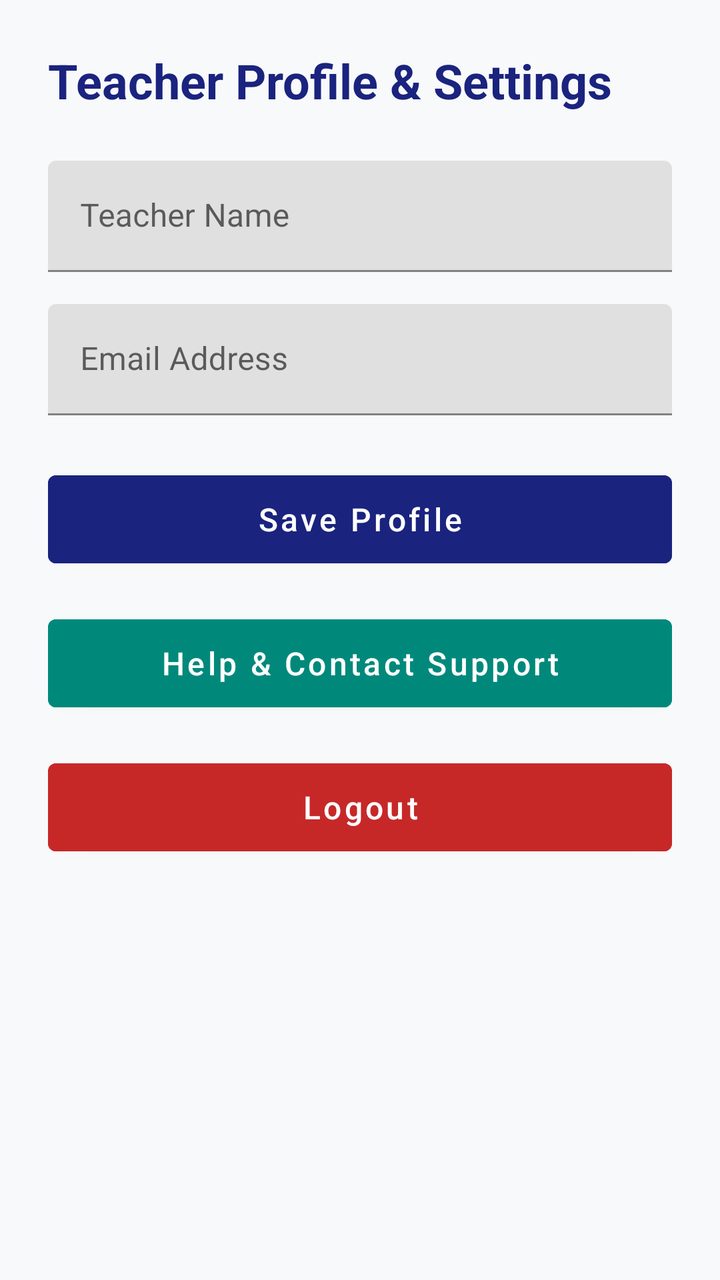
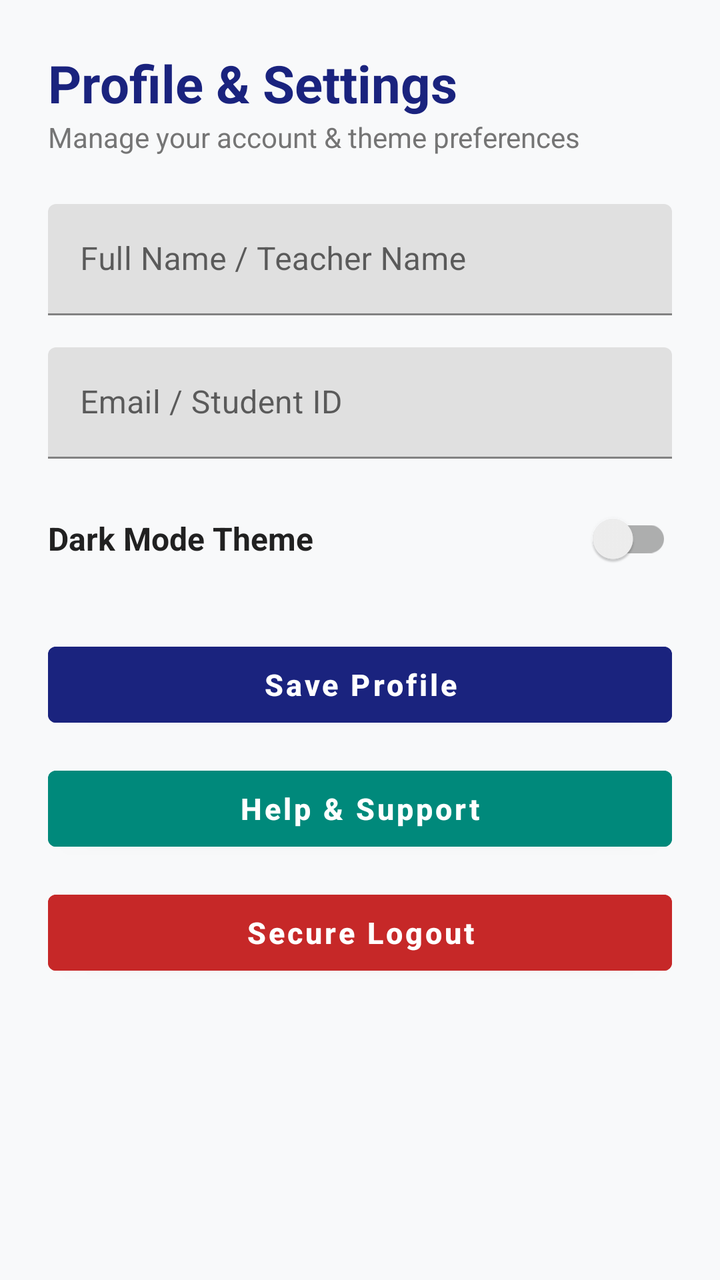

The first picture is an Android layout as it rendered before a commit; the second is the same layout after the commit. The layout source and the unified diff follow.
<!-- AndroidManifest.xml: activity theme Theme.Attendance_system -->
<!-- res/layout/activity_profile.xml -->
<?xml version="1.0" encoding="utf-8"?>
<ScrollView xmlns:android="http://schemas.android.com/apk/res/android"
    android:layout_width="match_parent"
    android:layout_height="match_parent"
    android:background="@color/background_light"
    android:fillViewport="true"
    android:padding="24dp">

    <LinearLayout
        android:layout_width="match_parent"
        android:layout_height="wrap_content"
        android:orientation="vertical">

        <TextView
            android:layout_width="wrap_content"
            android:layout_height="wrap_content"
            android:layout_marginBottom="24dp"
            android:text="Teacher Profile &amp; Settings"
            android:textColor="@color/primary_navy"
            android:textSize="24sp"
            android:textStyle="bold" />

        <com.google.android.material.textfield.TextInputLayout
            android:layout_width="match_parent"
            android:layout_height="wrap_content"
            android:layout_marginBottom="16dp">

            <com.google.android.material.textfield.TextInputEditText
                android:id="@+id/etTeacherName"
                android:layout_width="match_parent"
                android:layout_height="wrap_content"
                android:hint="Teacher Name"
                android:inputType="textPersonName" />

        </com.google.android.material.textfield.TextInputLayout>

        <com.google.android.material.textfield.TextInputLayout
            android:layout_width="match_parent"
            android:layout_height="wrap_content"
            android:layout_marginBottom="24dp">

            <com.google.android.material.textfield.TextInputEditText
                android:id="@+id/etTeacherEmail"
                android:layout_width="match_parent"
                android:layout_height="wrap_content"
                android:hint="Email Address"
                android:inputType="textEmailAddress" />

        </com.google.android.material.textfield.TextInputLayout>

        <Button
            android:id="@+id/btnSaveProfile"
            android:layout_width="match_parent"
            android:layout_height="56dp"
            android:layout_marginBottom="16dp"
            android:backgroundTint="@color/primary_navy"
            android:text="Save Profile"
            android:textAllCaps="false"
            android:textSize="16sp" />

        <Button
            android:id="@+id/btnHelp"
            android:layout_width="match_parent"
            android:layout_height="56dp"
            android:layout_marginBottom="16dp"
            android:backgroundTint="@color/accent_teal"
            android:text="Help &amp; Contact Support"
            android:textAllCaps="false"
            android:textSize="16sp" />

        <Button
            android:id="@+id/btnLogoutProfile"
            android:layout_width="match_parent"
            android:layout_height="56dp"
            android:backgroundTint="@color/warning_red"
            android:text="Logout"
            android:textAllCaps="false"
            android:textSize="16sp" />

    </LinearLayout>

</ScrollView>
<!-- resources referenced by this layout -->
<resources>
  <color name="accent_teal">#00897B</color>
  <color name="background_light">#F8F9FA</color>
  <color name="primary_navy">#1A237E</color>
  <color name="warning_red">#C62828</color>
  <style name="Theme.Attendance_system" parent="Theme.MaterialComponents.Light.NoActionBar">
          <item name="colorPrimary">@color/purple_500</item>
          <item name="colorPrimaryVariant">@color/purple_700</item>
          <item name="colorOnPrimary">@color/white</item>
          <item name="colorSecondary">@color/teal_200</item>
      </style>
  <color name="purple_500">#1A237E</color>
  <color name="purple_700">#0D47A1</color>
  <color name="white">#FFFFFFFF</color>
  <color name="teal_200">#00897B</color>
</resources>

<!-- the commit's change to res/layout/activity_profile.xml (unified diff, before → after) -->
@@ -1,5 +1,6 @@
 <?xml version="1.0" encoding="utf-8"?>
 <ScrollView xmlns:android="http://schemas.android.com/apk/res/android"
+    xmlns:app="http://schemas.android.com/apk/res-auto"
     android:layout_width="match_parent"
     android:layout_height="match_parent"
     android:background="@color/background_light"
@@ -14,11 +15,18 @@
         <TextView
             android:layout_width="wrap_content"
             android:layout_height="wrap_content"
+            android:text="Profile &amp; Settings"
+            android:textColor="@color/primary_navy"
+            android:textSize="26sp"
+            android:textStyle="bold" />
+
+        <TextView
+            android:layout_width="wrap_content"
+            android:layout_height="wrap_content"
             android:layout_marginBottom="24dp"
-            android:text="Teacher Profile &amp; Settings"
-            android:textColor="@color/primary_navy"
-            android:textSize="24sp"
-            android:textStyle="bold" />
+            android:text="Manage your account &amp; theme preferences"
+            android:textColor="@color/text_muted"
+            android:textSize="14sp" />
 
         <com.google.android.material.textfield.TextInputLayout
             android:layout_width="match_parent"
@@ -26,56 +34,122 @@
             android:layout_marginBottom="16dp">
 
             <com.google.android.material.textfield.TextInputEditText
-                android:id="@+id/etTeacherName"
+                android:id="@+id/etProfileName"
                 android:layout_width="match_parent"
                 android:layout_height="wrap_content"
-                android:hint="Teacher Name"
-                android:inputType="textPersonName" />
+                android:hint="Full Name / Teacher Name"
+                android:inputType="textPersonName"
+                android:textColor="@color/text_dark" />
 
         </com.google.android.material.textfield.TextInputLayout>
 
         <com.google.android.material.textfield.TextInputLayout
             android:layout_width="match_parent"
             android:layout_height="wrap_content"
-            android:layout_marginBottom="24dp">
+            android:layout_marginBottom="16dp">
 
             <com.google.android.material.textfield.TextInputEditText
-                android:id="@+id/etTeacherEmail"
+                android:id="@+id/etProfileIdOrEmail"
                 android:layout_width="match_parent"
                 android:layout_height="wrap_content"
-                android:hint="Email Address"
-                android:inputType="textEmailAddress" />
+                android:hint="Email / Student ID"
+                android:inputType="text"
+                android:textColor="@color/text_dark" />
 
         </com.google.android.material.textfield.TextInputLayout>
+
+        <com.google.android.material.textfield.TextInputLayout
+            android:id="@+id/tilDepartment"
+            android:layout_width="match_parent"
+            android:layout_height="wrap_content"
+            android:layout_marginBottom="16dp"
+            android:visibility="gone">
+
+            <com.google.android.material.textfield.TextInputEditText
+                android:id="@+id/etDepartment"
+                android:layout_width="match_parent"
+                android:layout_height="wrap_content"
+                android:hint="Department (e.g. CSE)"
+                android:inputType="text"
+                android:textColor="@color/text_dark" />
+
+        </com.google.android.material.textfield.TextInputLayout>
+
+        <com.google.android.material.textfield.TextInputLayout
+            android:id="@+id/tilSemester"
+            android:layout_width="match_parent"
+            android:layout_height="wrap_content"
+            android:layout_marginBottom="24dp"
+            android:visibility="gone">
+
+            <com.google.android.material.textfield.TextInputEditText
+                android:id="@+id/etSemester"
+                android:layout_width="match_parent"
+                android:layout_height="wrap_content"
+                android:hint="Semester / Class (e.g. 8th Semester)"
+                android:inputType="text"
+                android:textColor="@color/text_dark" />
+
+        </com.google.android.material.textfield.TextInputLayout>
+
+        
+        <LinearLayout
+            android:layout_width="match_parent"
+            android:layout_height="wrap_content"
+            android:layout_marginBottom="24dp"
+            android:gravity="center_vertical"
+            android:orientation="horizontal">
+
+            <TextView
+                android:layout_width="0dp"
+                android:layout_height="wrap_content"
+                android:layout_weight="1"
+                android:text="Dark Mode Theme"
+                android:textColor="@color/text_dark"
+                android:textSize="16sp"
+                android:textStyle="bold" />
+
+            <androidx.appcompat.widget.SwitchCompat
+                android:id="@+id/switchDarkMode"
+                android:layout_width="wrap_content"
+                android:layout_height="wrap_content" />
+
+        </LinearLayout>
 
         <Button
             android:id="@+id/btnSaveProfile"
             android:layout_width="match_parent"
-            android:layout_height="56dp"
-            android:layout_marginBottom="16dp"
+            android:layout_height="50dp"
+            android:layout_marginBottom="12dp"
             android:backgroundTint="@color/primary_navy"
             android:text="Save Profile"
             android:textAllCaps="false"
-            android:textSize="16sp" />
+            android:textColor="@color/white"
+            android:textSize="15sp"
+            android:textStyle="bold" />
 
         <Button
             android:id="@+id/btnHelp"
             android:layout_width="match_parent"
-            android:layout_height="56dp"
-            android:layout_marginBottom="16dp"
+            android:layout_height="50dp"
+            android:layout_marginBottom="12dp"
             android:backgroundTint="@color/accent_teal"
-            android:text="Help &amp; Contact Support"
+            android:text="Help &amp; Support"
             android:textAllCaps="false"
-            android:textSize="16sp" />
+            android:textColor="@color/white"
+            android:textSize="15sp"
+            android:textStyle="bold" />
 
         <Button
             android:id="@+id/btnLogoutProfile"
             android:layout_width="match_parent"
-            android:layout_height="56dp"
+            android:layout_height="50dp"
             android:backgroundTint="@color/warning_red"
-            android:text="Logout"
+            android:text="Secure Logout"
             android:textAllCaps="false"
-            android:textSize="16sp" />
+            android:textColor="@color/white"
+            android:textSize="15sp"
+            android:textStyle="bold" />
 
     </LinearLayout>
 
<!-- resource entries referenced after the edit -->
@@ -3,6 +3,8 @@
   <color name="accent_teal">#00897B</color>
   <color name="background_light">#F8F9FA</color>
   <color name="primary_navy">#1A237E</color>
+  <color name="text_dark">#212121</color>
+  <color name="text_muted">#757575</color>
   <color name="warning_red">#C62828</color>
   <style name="Theme.Attendance_system" parent="Theme.MaterialComponents.Light.NoActionBar">
           <item name="colorPrimary">@color/purple_500</item>
